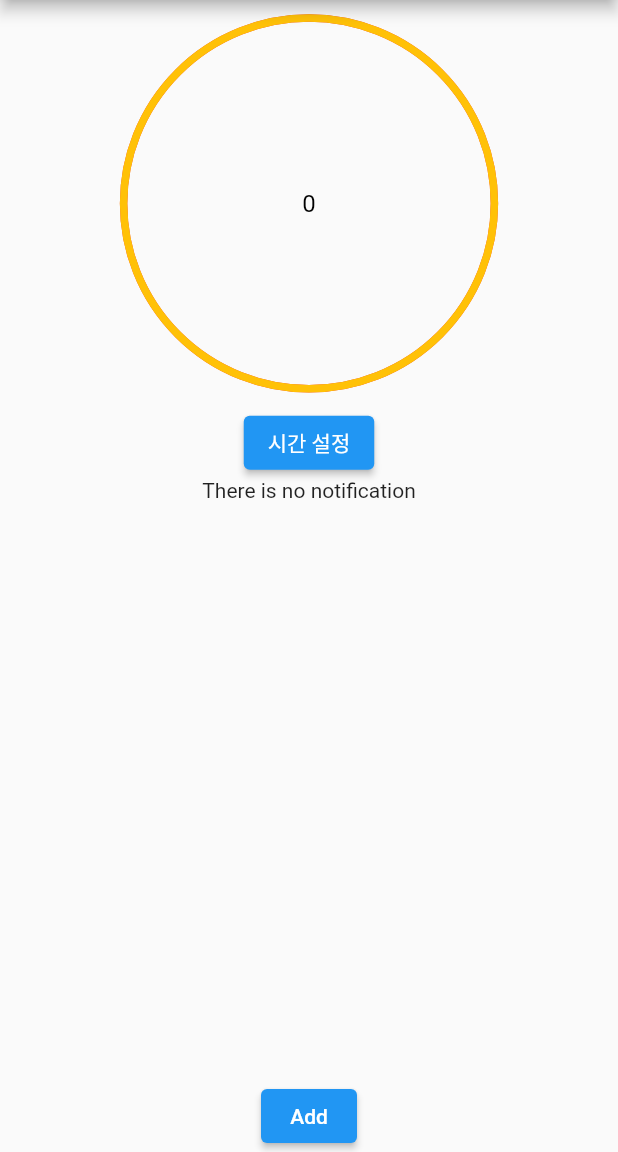
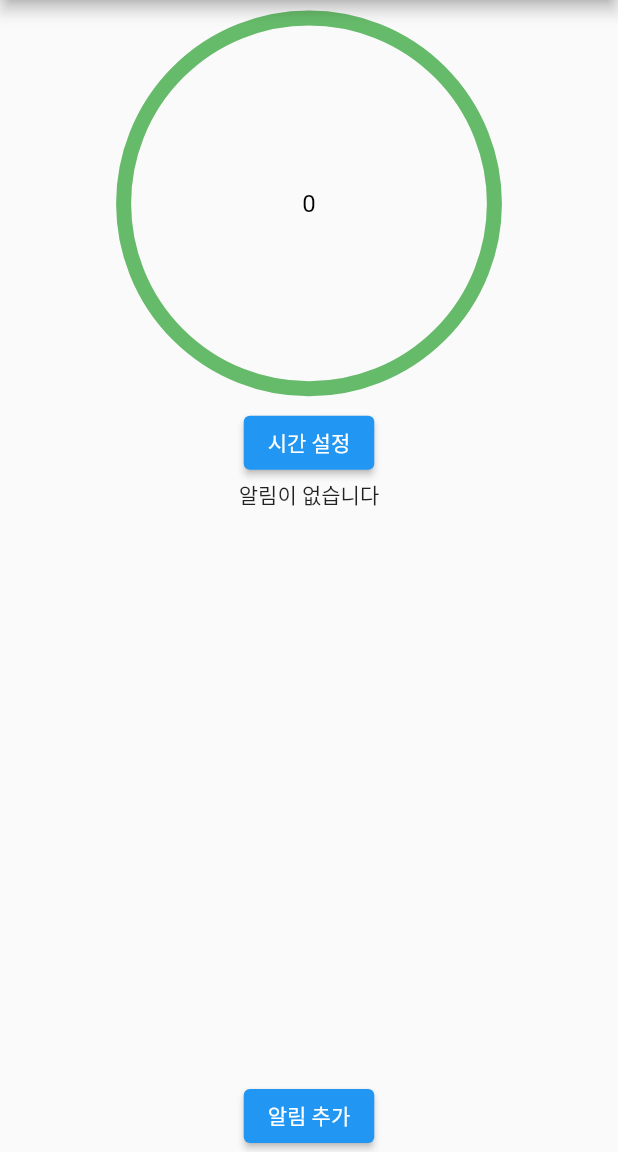
Before and after one commit to Raonshi/self_noti, a Flutter app: the screen it shows after launch, after a tap on "시간 설정", after a tap on "정지", on a phone screen of 412 x 824 dp, the part 84-1236 px from its top. Run offline on Flutter 3.47's test engine with Material 2 defaults, Android fonts, the light colour scheme and no system bars; drawn by our look-alikes of circular_countdown_timer; our stand-ins replace freezed_annotation.

Commit message:
separate components

```diff
--- /dev/null
+++ b/lib/src/home/components/notification_list.dart
@@ -0,0 +1,33 @@
+import 'package:flutter/material.dart';
+import 'package:self_noti/src/home/provider/notification_provider.dart';
+
+class NotificationListComponent extends StatelessWidget {
+  const NotificationListComponent({Key? key, required this.provider}) : super(key: key);
+
+  final NotificationProvider provider;
+
+  @override
+  Widget build(BuildContext context) {
+    return Column(
+      children: [
+        Expanded(
+          child: provider.notiItems.isEmpty
+              ? const Text('알림이 없습니다')
+              : ListView.builder(
+            shrinkWrap: true,
+            itemCount: provider.notiItems.length,
+            itemBuilder: (BuildContext context, int index) {
+              return Text(provider.notiItems[index].toString());
+            },
+          ),
+        ),
+        ElevatedButton(
+          onPressed: () {
+            provider.addNotiItem();
+          },
+          child: const Text('알림 추가'),
+        ),
+      ],
+    );
+  }
+}
--- /dev/null
+++ b/lib/src/home/components/timer.dart
@@ -0,0 +1,99 @@
+
+
+
+
+import 'package:circular_countdown_timer/circular_countdown_timer.dart';
+import 'package:flutter/material.dart';
+import 'package:self_noti/enum.dart';
+import 'package:self_noti/src/home/provider/timer_provider.dart';
+import 'package:self_noti/src/widgets/timer_dialog.dart';
+
+class TimerComponent extends StatelessWidget {
+  const TimerComponent({Key? key, required this.provider}) : super(key: key);
+
+  final TimerProvider provider;
+
+  @override
+  Widget build(BuildContext context) {
+    return Column(
+      children: [
+        Padding(
+          padding: const EdgeInsets.symmetric(vertical: 12.0, horizontal: 16.0),
+          child: CircularCountDownTimer(
+            controller: provider.countdownController,
+            width: MediaQuery.of(context).size.width,
+            height: MediaQuery.of(context).size.height * 0.3,
+            duration: provider.time,
+            initialDuration: 0,
+            fillColor: Colors.green.shade400,
+            ringColor: Colors.grey.shade200,
+            strokeWidth: 10.0,
+            strokeCap: StrokeCap.round,
+            textFormat: getTimerTextFormat(provider.time),
+            isTimerTextShown: true,
+            isReverse: true,
+            isReverseAnimation: true,
+            autoStart: false,
+            onStart: () {
+              if(provider.time != 0) provider.time = 0;
+              provider.state = TimerState.counting;
+            },
+            onComplete: () {
+              provider.state = TimerState.idle;
+              provider.timerReset();
+            },
+          ),
+        ),
+        Row(
+          mainAxisAlignment: MainAxisAlignment.center,
+          children: [
+            if (provider.state == TimerState.counting) ...[
+              ElevatedButton(
+                onPressed: provider.timerReset,
+                child: const Text('정지'),
+              ),
+              const SizedBox(width: 12.0),
+              ElevatedButton(
+                onPressed: provider.timerPause,
+                child: const Text('일시 정지'),
+              ),
+            ],
+            if (provider.state == TimerState.paused)
+              ...[
+                ElevatedButton(
+                  onPressed: provider.timerReset,
+                  child: const Text('정지'),
+                ),
+                const SizedBox(width: 12.0),
+                ElevatedButton(
+                  onPressed:
+                  provider.timerResume,
+                  child: const Text('재개'),
+                )],
+
+            if(provider.state == TimerState.idle)
+              ElevatedButton(
+                onPressed: () async {
+                  await showDialog(
+                    context: context,
+                    builder: (_) {
+                      return TimerDialog(provider: provider);
+                    },
+                  );
+                  debugPrint('${provider.time}');
+                  provider.timerStart();
+                },
+                child: const Text('시간 설정'),
+              ),
+          ],
+        ),
+      ],
+    );
+  }
+
+  String getTimerTextFormat(int time){
+    if(time > 59)return 'mm:SS';
+    if(time > 3600)return 'HH:mm:SS';
+    return 'SS';
+  }
+}
--- a/lib/src/home/page.dart
+++ b/lib/src/home/page.dart
@@ -1,11 +1,10 @@
-import 'package:circular_countdown_timer/circular_countdown_timer.dart';
 import 'package:flutter/material.dart';
 import 'package:provider/provider.dart';
-import 'package:self_noti/enum.dart';
+import 'package:self_noti/src/home/components/notification_list.dart';
+import 'package:self_noti/src/home/components/timer.dart';
 import 'package:self_noti/src/home/provider/home_provider.dart';
 import 'package:self_noti/src/home/provider/notification_provider.dart';
 import 'package:self_noti/src/home/provider/timer_provider.dart';
-import 'package:self_noti/src/widgets/timer_dialog.dart';
 
 class HomePage extends StatelessWidget {
   const HomePage({Key? key}) : super(key: key);
@@ -28,99 +27,13 @@ class HomePage extends StatelessWidget {
         body: Column(
           children: [
             Consumer<TimerProvider>(
-              builder: (BuildContext context, TimerProvider provider, Widget? child) => Column(
-                children: [
-                  Padding(
-                    padding: const EdgeInsets.symmetric(vertical: 12.0, horizontal: 16.0),
-                    child: CircularCountDownTimer(
-                      controller: provider.countdownController,
-                      width: MediaQuery.of(context).size.width,
-                      height: MediaQuery.of(context).size.height * 0.3,
-                      duration: provider.time,
-                      fillColor: Colors.amber,
-                      ringColor: Colors.red,
-                      isTimerTextShown: true,
-                      isReverse: true,
-                      isReverseAnimation: true,
-                      autoStart: false,
-                      onStart: () {
-                        debugPrint('Countdown Started');
-                        provider.state = TimerState.counting;
-                      },
-                      onComplete: () {
-                        debugPrint('Countdown Ended');
-                        provider.state = TimerState.idle;
-                      },
-                    ),
-                  ),
-                  Row(
-                    mainAxisAlignment: MainAxisAlignment.center,
-                    children: [
-                      if (provider.state == TimerState.counting) ...[
-                        ElevatedButton(
-                          onPressed: provider.timerReset,
-                          child: Text('정지'),
-                        ),
-                        const SizedBox(width: 12.0),
-                        ElevatedButton(
-                          onPressed: provider.timerPause,
-                          child: Text('일시 정지'),
-                        ),
-                      ],
-                      if (provider.state == TimerState.paused)
-                        ...[
-                          ElevatedButton(
-                            onPressed: provider.timerReset,
-                            child: Text('정지'),
-                          ),
-                          const SizedBox(width: 12.0),
-                          ElevatedButton(
-                          onPressed:
-                            provider.timerResume,
-                          child: Text('재개'),
-                        )],
-
-                      if(provider.state == TimerState.idle)
-                        ElevatedButton(
-                          onPressed: () async {
-                            await showDialog(
-                              context: context,
-                              builder: (_) {
-                                return TimerDialog(provider: provider);
-                              },
-                            );
-                            provider.timerStart();
-                          },
-                          child: Text('시간 설정'),
-                        ),
-                    ],
-                  ),
-                ],
-              ),
+              builder: (BuildContext context, TimerProvider provider, Widget? child) =>
+                  TimerComponent(provider: provider),
             ),
             Expanded(
               child: Consumer<NotificationProvider>(
-                builder: (BuildContext context, NotificationProvider provider, Widget? child) => Column(
-                  children: [
-                    Expanded(
-                      child: context.read<NotificationProvider>().notiItems.isEmpty
-                          ? const Text('There is no notification')
-                          : ListView.builder(
-                              shrinkWrap: true,
-                              itemCount: provider.notiItems.length,
-                              itemBuilder: (BuildContext context, int index) {
-                                return Text(provider.notiItems[index].toString());
-                              },
-                            ),
-                    ),
-                    ElevatedButton(
-                      onPressed: () {
-                        provider.addNotiItem();
-                      },
-                      child: Text('Add'),
-                    ),
-                  ],
-                ),
+                builder: (BuildContext context, NotificationProvider provider, Widget? child) =>
+                    NotificationListComponent(provider: provider),
               ),
             ),
           ],
--- a/lib/src/home/provider/timer_provider.dart
+++ b/lib/src/home/provider/timer_provider.dart
@@ -32,6 +32,7 @@ class TimerProvider extends ChangeNotifier {
 
   void timerReset(){
     countdownController.reset();
+    clearTime();
     state = TimerState.idle;
     notifyListeners();
   }
@@ -41,4 +42,11 @@ class TimerProvider extends ChangeNotifier {
     state = TimerState.counting;
     notifyListeners();
   }
+
+  void clearTime(){
+    time = 0;
+    hour = 0;
+    minute = 0;
+    second = 0;
+  }
 }
```
